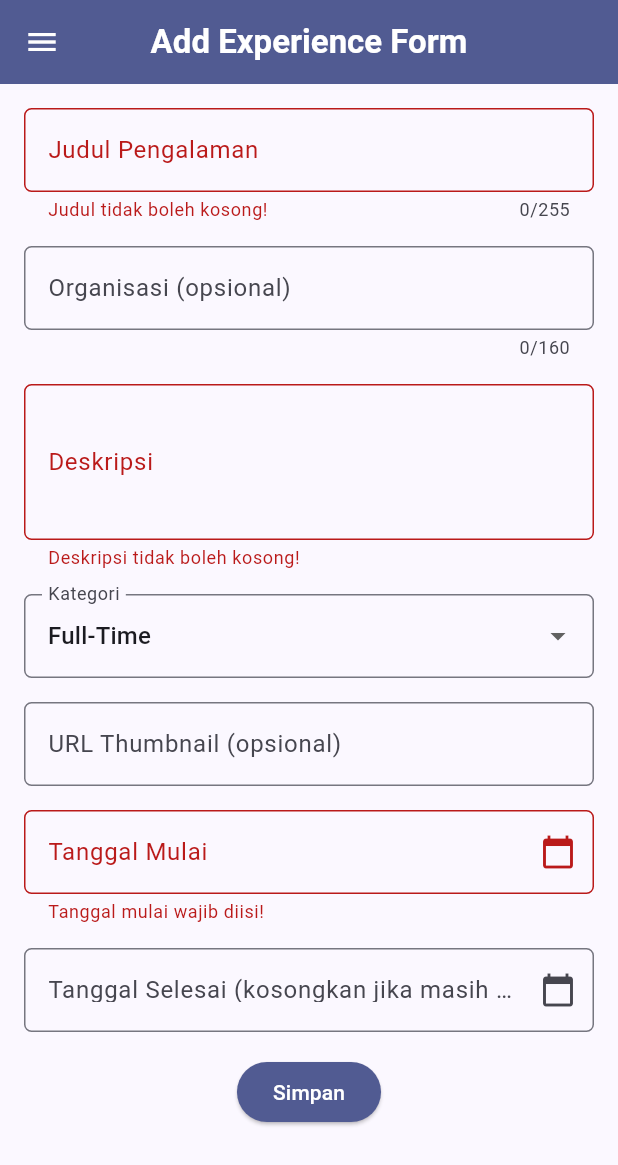
After one commit to ZhillanTLE/myportfolio-mobile, a Flutter app: the ExperienceFormPage screen opened directly, after a tap on "Simpan", on a phone screen of 412 x 824 dp. The commit adds this screen. Shown: the top 1165 px of the screen. Run offline on Flutter 3.47's test engine with Material 3 defaults, Android fonts, the phone set to English and light mode, and no system bars.

Commit message:
feat: Individual Assignment 08

```diff
--- /dev/null
+++ b/lib/screens/experience_form.dart
@@ -0,0 +1,322 @@
+// ignore: deprecated_member_use
+import 'package:flutter/material.dart';
+import 'package:myportofolio_mobile/widgets/left_drawer.dart';
+
+/// Default max_length URLField pada Django.
+const int thumbnailMaxLength = 200;
+
+/// Field opsional boleh kosong; jika diisi harus URL http/https yang lengkap.
+String? validateThumbnailUrl(String? value) {
+  final text = value?.trim() ?? "";
+  if (text.isEmpty) return null;
+  if (text.length > thumbnailMaxLength) {
+    return "URL maksimal $thumbnailMaxLength karakter!";
+  }
+  final uri = Uri.tryParse(text);
+  final valid = uri != null &&
+      (uri.scheme == 'http' || uri.scheme == 'https') &&
+      uri.host.contains('.');
+  return valid ? null : "Masukkan URL yang valid (diawali http:// atau https://)!";
+}
+
+/// Formulir untuk menambahkan pengalaman (model Experience pada web portofolio).
+class ExperienceFormPage extends StatefulWidget {
+  const ExperienceFormPage({super.key});
+
+  @override
+  State<ExperienceFormPage> createState() => _ExperienceFormPageState();
+}
+
+class _ExperienceFormPageState extends State<ExperienceFormPage> {
+  final _formKey = GlobalKey<FormState>();
+
+  // Batas panjang mengikuti max_length pada model Django.
+  static const int titleMaxLength = 255;
+  static const int organizationMaxLength = 160;
+
+  // Pilihan kategori mengikuti EXPERIENCE_CHOICES pada model.
+  static const Map<String, String> categories = {
+    'internship': 'Internship',
+    'research': 'Research',
+    'volunteer': 'Volunteer',
+    'part-time': 'Part-Time',
+    'full-time': 'Full-Time',
+    'freelance': 'Freelance',
+  };
+
+  String _title = "";
+  String _organization = "";
+  String _description = "";
+  String _category = "full-time"; // default sama dengan model
+  String _thumbnail = "";
+  DateTime? _startedAt;
+  DateTime? _endedAt; // null berarti masih berlangsung
+
+  final _startedController = TextEditingController();
+  final _endedController = TextEditingController();
+
+  @override
+  void dispose() {
+    _startedController.dispose();
+    _endedController.dispose();
+    super.dispose();
+  }
+
+  static String formatDate(DateTime date) {
+    const months = [
+      'Jan', 'Feb', 'Mar', 'Apr', 'Mei', 'Jun',
+      'Jul', 'Agu', 'Sep', 'Okt', 'Nov', 'Des',
+    ];
+    return '${date.day} ${months[date.month - 1]} ${date.year}';
+  }
+
+  Future<void> _pickDate({required bool isStart}) async {
+    final initial = (isStart ? _startedAt : _endedAt) ?? _startedAt ?? DateTime.now();
+    final picked = await showDatePicker(
+      context: context,
+      initialDate: initial,
+      firstDate: DateTime(1990),
+      lastDate: DateTime(2100),
+      helpText: isStart ? 'Pilih tanggal mulai' : 'Pilih tanggal selesai',
+    );
+    if (picked == null) return;
+    setState(() {
+      if (isStart) {
+        _startedAt = picked;
+        _startedController.text = formatDate(picked);
+      } else {
+        _endedAt = picked;
+        _endedController.text = formatDate(picked);
+      }
+    });
+  }
+
+  void _clearEndDate() {
+    setState(() {
+      _endedAt = null;
+      _endedController.clear();
+    });
+  }
+
+  InputDecoration _decoration(String label, {String? hint, Widget? suffix}) {
+    return InputDecoration(
+      labelText: label,
+      hintText: hint,
+      suffixIcon: suffix,
+      border: OutlineInputBorder(
+        borderRadius: BorderRadius.circular(5.0),
+      ),
+    );
+  }
+
+  void _save() {
+    if (!_formKey.currentState!.validate()) return;
+
+    showDialog(
+      context: context,
+      builder: (context) {
+        return AlertDialog(
+          title: const Text('Pengalaman berhasil disimpan!'),
+          content: SingleChildScrollView(
+            child: Column(
+              crossAxisAlignment: CrossAxisAlignment.start,
+              mainAxisSize: MainAxisSize.min,
+              children: [
+                Text('Judul: ${_title.trim()}'),
+                Text('Organisasi: ${_organization.trim().isEmpty ? "-" : _organization.trim()}'),
+                Text('Deskripsi: ${_description.trim()}'),
+                Text('Kategori: ${categories[_category]}'),
+                Text('Thumbnail: ${_thumbnail.trim().isEmpty ? "-" : _thumbnail.trim()}'),
+                Text('Mulai: ${formatDate(_startedAt!)}'),
+                Text('Selesai: ${_endedAt == null ? "Masih berlangsung" : formatDate(_endedAt!)}'),
+              ],
+            ),
+          ),
+          actions: [
+            TextButton(
+              child: const Text('Tutup'),
+              onPressed: () => Navigator.pop(context),
+            ),
+          ],
+        );
+      },
+    );
+  }
+
+  @override
+  Widget build(BuildContext context) {
+    final colorScheme = Theme.of(context).colorScheme;
+
+    return Scaffold(
+      // AppBar mengikuti tema halaman utama.
+      appBar: AppBar(
+        title: const Text(
+          'Add Experience Form',
+          style: TextStyle(fontWeight: FontWeight.bold),
+        ),
+        centerTitle: true,
+        backgroundColor: colorScheme.primary,
+        foregroundColor: Colors.white,
+      ),
+      drawer: const LeftDrawer(),
+      body: Form(
+        key: _formKey,
+        // SingleChildScrollView agar semua field dan tombol Simpan tetap bisa
+        // dijangkau di layar sempit atau saat papan ketik tampil.
+        child: SingleChildScrollView(
+          padding: const EdgeInsets.all(8.0),
+          child: Column(
+            crossAxisAlignment: CrossAxisAlignment.start,
+            children: [
+              // === Title ===
+              Padding(
+                padding: const EdgeInsets.all(8.0),
+                child: TextFormField(
+                  maxLength: titleMaxLength,
+                  decoration: _decoration("Judul Pengalaman",
+                      hint: "Contoh: Software Engineer Intern"),
+                  onChanged: (value) => setState(() => _title = value),
+                  validator: (value) {
+                    final text = value?.trim() ?? "";
+                    if (text.isEmpty) return "Judul tidak boleh kosong!";
+                    if (text.length > titleMaxLength) {
+                      return "Judul maksimal $titleMaxLength karakter!";
+                    }
+                    return null;
+                  },
+                ),
+              ),
+
+              // === Organization (opsional) ===
+              Padding(
+                padding: const EdgeInsets.all(8.0),
+                child: TextFormField(
+                  maxLength: organizationMaxLength,
+                  decoration: _decoration("Organisasi (opsional)",
+                      hint: "Contoh: Opsigo Asia · Jakarta"),
+                  onChanged: (value) => setState(() => _organization = value),
+                  validator: (value) {
+                    if ((value?.trim().length ?? 0) > organizationMaxLength) {
+                      return "Organisasi maksimal $organizationMaxLength karakter!";
+                    }
+                    return null;
+                  },
+                ),
+              ),
+
+              // === Description ===
+              Padding(
+                padding: const EdgeInsets.all(8.0),
+                child: TextFormField(
+                  minLines: 3,
+                  maxLines: 6,
+                  keyboardType: TextInputType.multiline,
+                  decoration: _decoration("Deskripsi",
+                      hint: "Satu poin per baris"),
+                  onChanged: (value) => setState(() => _description = value),
+                  validator: (value) {
+                    if (value == null || value.trim().isEmpty) {
+                      return "Deskripsi tidak boleh kosong!";
+                    }
+                    return null;
+                  },
+                ),
+              ),
+
+              // === Category ===
+              Padding(
+                padding: const EdgeInsets.all(8.0),
+                child: DropdownButtonFormField<String>(
+                  decoration: _decoration("Kategori"),
+                  initialValue: _category,
+                  items: categories.entries
+                      .map((entry) => DropdownMenuItem(
+                            value: entry.key,
+                            child: Text(entry.value),
+                          ))
+                      .toList(),
+                  onChanged: (value) => setState(() => _category = value!),
+                  validator: (value) => categories.containsKey(value)
+                      ? null
+                      : "Pilih kategori yang tersedia!",
+                ),
+              ),
+
+              // === Thumbnail URL (opsional) ===
+              Padding(
+                padding: const EdgeInsets.all(8.0),
+                child: TextFormField(
+                  keyboardType: TextInputType.url,
+                  decoration: _decoration("URL Thumbnail (opsional)",
+                      hint: "https://..."),
+                  onChanged: (value) => setState(() => _thumbnail = value),
+                  validator: validateThumbnailUrl,
+                ),
+              ),
+
+              // === Started at ===
+              Padding(
+                padding: const EdgeInsets.all(8.0),
+                child: TextFormField(
+                  controller: _startedController,
+                  readOnly: true,
+                  decoration: _decoration("Tanggal Mulai",
+                      hint: "Pilih tanggal",
+                      suffix: const Icon(Icons.calendar_today)),
+                  onTap: () => _pickDate(isStart: true),
+                  validator: (_) =>
+                      _startedAt == null ? "Tanggal mulai wajib diisi!" : null,
+                ),
+              ),
+
+              // === Ended at (opsional) ===
+              Padding(
+                padding: const EdgeInsets.all(8.0),
+                child: TextFormField(
+                  controller: _endedController,
+                  readOnly: true,
+                  decoration: _decoration(
+                    "Tanggal Selesai (kosongkan jika masih berlangsung)",
+                    hint: "Pilih tanggal",
+                    suffix: _endedAt == null
+                        ? const Icon(Icons.calendar_today)
+                        : IconButton(
+                            tooltip: 'Hapus tanggal selesai',
+                            icon: const Icon(Icons.clear),
+                            onPressed: _clearEndDate,
+                          ),
+                  ),
+                  onTap: () => _pickDate(isStart: false),
+                  validator: (_) {
+                    if (_startedAt != null &&
+                        _endedAt != null &&
+                        _endedAt!.isBefore(_startedAt!)) {
+                      return "Tanggal selesai tidak boleh sebelum tanggal mulai!";
+                    }
+                    return null;
+                  },
+                ),
+              ),
+
+              // === Tombol Simpan ===
+              Align(
+                alignment: Alignment.bottomCenter,
+                child: Padding(
+                  padding: const EdgeInsets.all(8.0),
+                  child: ElevatedButton(
+                    style: ElevatedButton.styleFrom(
+                      backgroundColor: colorScheme.primary,
+                      foregroundColor: Colors.white,
+                    ),
+                    onPressed: _save,
+                    child: const Text("Simpan"),
+                  ),
+                ),
+              ),
+            ],
+          ),
+        ),
+      ),
+    );
+  }
+}
--- a/lib/widgets/left_drawer.dart
+++ b/lib/widgets/left_drawer.dart
@@ -1,5 +1,6 @@
 // ignore: deprecated_member_use
 import 'package:flutter/material.dart';
+import 'package:myportofolio_mobile/screens/experience_form.dart';
 import 'package:myportofolio_mobile/screens/menu.dart';
 import 'package:myportofolio_mobile/screens/project_form.dart';
 
@@ -16,7 +17,11 @@ class LeftDrawer extends StatelessWidget {
             decoration: BoxDecoration(
               color: Colors.indigo,
             ),
+            // Mengecilkan isi header jika tidak muat (misalnya saat ukuran
+            // teks sistem diperbesar) agar tidak terjadi overflow.
+            child: _FitHeight(
               child: Column(
+                mainAxisSize: MainAxisSize.min,
                 crossAxisAlignment: CrossAxisAlignment.start,
                 children: [
                   Text(
@@ -36,6 +41,7 @@ class LeftDrawer extends StatelessWidget {
                     ),
                   ),
                 ],
+              ),
             ),
           ),
           ListTile(
@@ -64,8 +70,40 @@ class LeftDrawer extends StatelessWidget {
               );
             },
           ),
+          ListTile(
+            leading: const Icon(Icons.work_outline),
+            title: const Text('Add Experience'),
+            // Navigasi ke halaman tambah pengalaman
+            onTap: () {
+              Navigator.push(
+                context,
+                MaterialPageRoute(
+                  builder: (context) => const ExperienceFormPage(),
+                ),
+              );
+            },
+          ),
         ],
       ),
     );
   }
 }
+
+/// Menjaga lebar asli (teks tetap membungkus seperti biasa) dan hanya
+/// mengecilkan isi secara proporsional jika tingginya melebihi ruang tersedia.
+class _FitHeight extends StatelessWidget {
+  const _FitHeight({required this.child});
+
+  final Widget child;
+
+  @override
+  Widget build(BuildContext context) {
+    return LayoutBuilder(
+      builder: (context, constraints) => FittedBox(
+        fit: BoxFit.scaleDown,
+        alignment: Alignment.topLeft,
+        child: SizedBox(width: constraints.maxWidth, child: child),
+      ),
+    );
+  }
+}
```
Also changed, not shown: lib/screens/menu.dart (+5 -3 lines), lib/widgets/project_card.dart (+8 -2 lines), 3 other files. Lines whose indentation alone changed are shown as unchanged.
